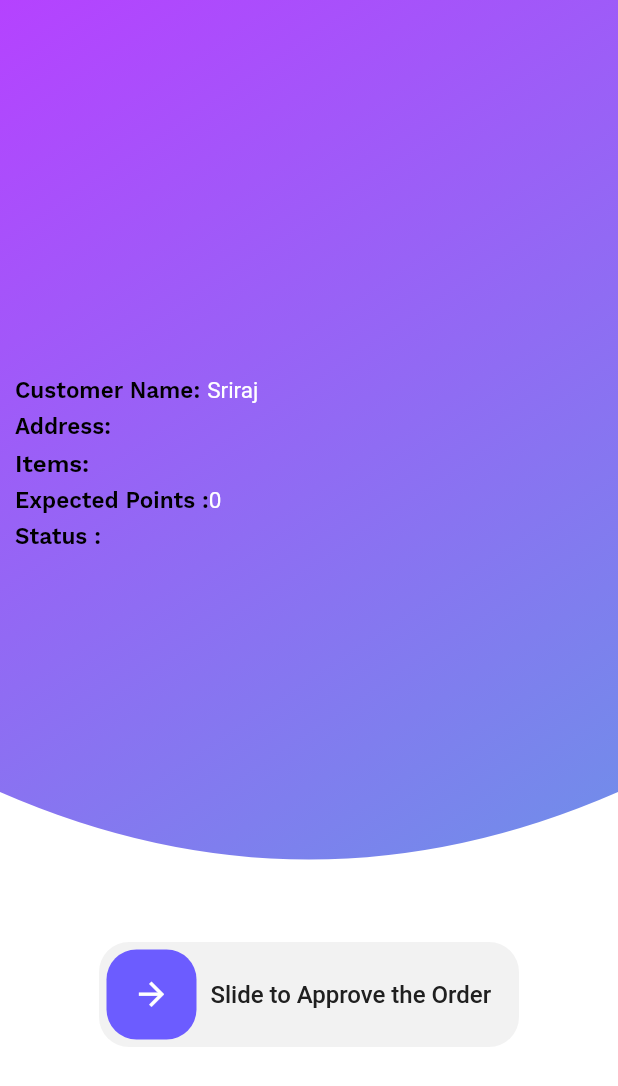
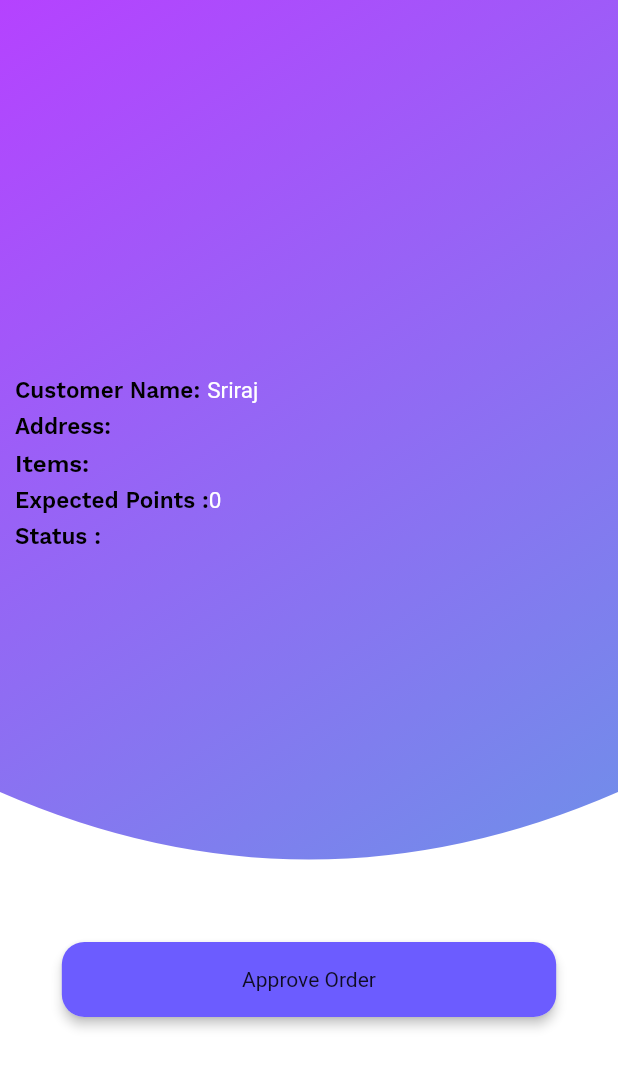
Before and after one commit to vsaisujeeth/ecowise-frontend-store-2, a Flutter app: the OrderDetails screen opened directly with empty values, on a phone screen of 412 x 824 dp. Shown: the top 1086 px of the screen. Run offline on Flutter 3.47's test engine with Material 2 defaults, Android fonts, the phone set to English and light mode, and no system bars; drawn by our look-alikes of slider_button; our stand-ins replace flutter_spinkit, geocoding, geolocator, google_fonts; Roboto replaces fonts that are missing (Ubuntu).

Commit message:
Removed the packages

```diff
--- a/lib/screens/postSignIn/orderDetails.dart
+++ b/lib/screens/postSignIn/orderDetails.dart
@@ -1,12 +1,13 @@
 
 
+import 'package:ecowise_vendor_v2/UI/buttons.dart';
 import 'package:ecowise_vendor_v2/UI/snackBar.dart';
 import 'package:ecowise_vendor_v2/Utils/constants.dart';
 import 'package:ecowise_vendor_v2/services/apiServices.dart';
 import 'package:flutter/material.dart';
-import 'package:progress_indicators/progress_indicators.dart';
+//import 'package:progress_indicators/progress_indicators.dart';
 import 'package:provider/provider.dart';
-import 'package:slider_button/slider_button.dart';
+//import 'package:slider_button/slider_button.dart';
 
 class OrderDetails extends StatefulWidget {
   var order;
@@ -188,39 +189,49 @@ class _OrderDetailsState extends State<OrderDetails> {
                       mainAxisAlignment: MainAxisAlignment.center,
                       children: [
                         (approvingProvider.approvingOrder)?
-                        JumpingDotsProgressIndicator(numberOfDots: 3,):
-                        SliderButton(
-                          action: () async{
+                        CircularProgressIndicator(color: AppTheme().primaryColor,):
+                           loadingButton(context, ()async{
                              bool isApproved = await approvingProvider.approveOrder(storeConstants.token,
                                  order['_id'], order['expected_points']);
-
                              if(isApproved){
                                snackBar(context,"Order Completed temporarily!!", Colors.green);
                                Navigator.pop(context,true);
                              }else{
                                snackBar(context, "An Error Occurred!!", Colors.red);
                              }
-                          },
-                          label: const Text(
-                            "Slide to Approve the Order",
-                            style: TextStyle(
-                                color: Color(0xff4a4a4a),
-                                fontWeight: FontWeight.w500,
-                                fontSize: 16),
-                          ),
-                          icon: const Center(
-                              child: Icon(
-                                Icons.arrow_forward,
-                                color: Colors.white,
-                                size: 25.0,
-                              )),
-                          shimmer: true,
-                          radius: 20,
-                          width: 280,
-                          buttonSize: 60,
-                          buttonColor: AppTheme().primaryColor,
-                          backgroundColor: AppTheme().backgroundColor,
-                        )
+                           }, Text("Approve Order"))
+                        // SliderButton(
+                        //   action: () async{
+                        //     bool isApproved = await approvingProvider.approveOrder(storeConstants.token,
+                        //         order['_id'], order['expected_points']);
+                        //
+                        //     if(isApproved){
+                        //       snackBar(context,"Order Completed temporarily!!", Colors.green);
+                        //       Navigator.pop(context,true);
+                        //     }else{
+                        //       snackBar(context, "An Error Occurred!!", Colors.red);
+                        //     }
+                        //   },
+                        //   label: const Text(
+                        //     "Slide to Approve the Order",
+                        //     style: TextStyle(
+                        //         color: Color(0xff4a4a4a),
+                        //         fontWeight: FontWeight.w500,
+                        //         fontSize: 16),
+                        //   ),
+                        //   icon: const Center(
+                        //       child: Icon(
+                        //         Icons.arrow_forward,
+                        //         color: Colors.white,
+                        //         size: 25.0,
+                        //       )),
+                        //   shimmer: true,
+                        //   radius: 20,
+                        //   width: 280,
+                        //   buttonSize: 60,
+                        //   buttonColor: AppTheme().primaryColor,
+                        //   backgroundColor: AppTheme().backgroundColor,
+                        // )
                       ],
                     );
                   }
--- a/pubspec.yaml
+++ b/pubspec.yaml
@@ -38,11 +38,8 @@ dependencies:
   http: ^0.13.5
   geolocator: ^9.0.2
   geocoding: ^2.0.5
-  flutter_secure_storage: ^6.0.0
   google_fonts: ^3.0.1
   flutter_spinkit: ^5.1.0
-  slider_button: ^2.0.0
-  progress_indicators: ^1.0.0
 
 dev_dependencies:
   flutter_test:
```
Also changed, not shown: lib/services/storageServices.dart (+18 -18 lines), pubspec.lock. Lines whose indentation alone changed are shown as unchanged.
